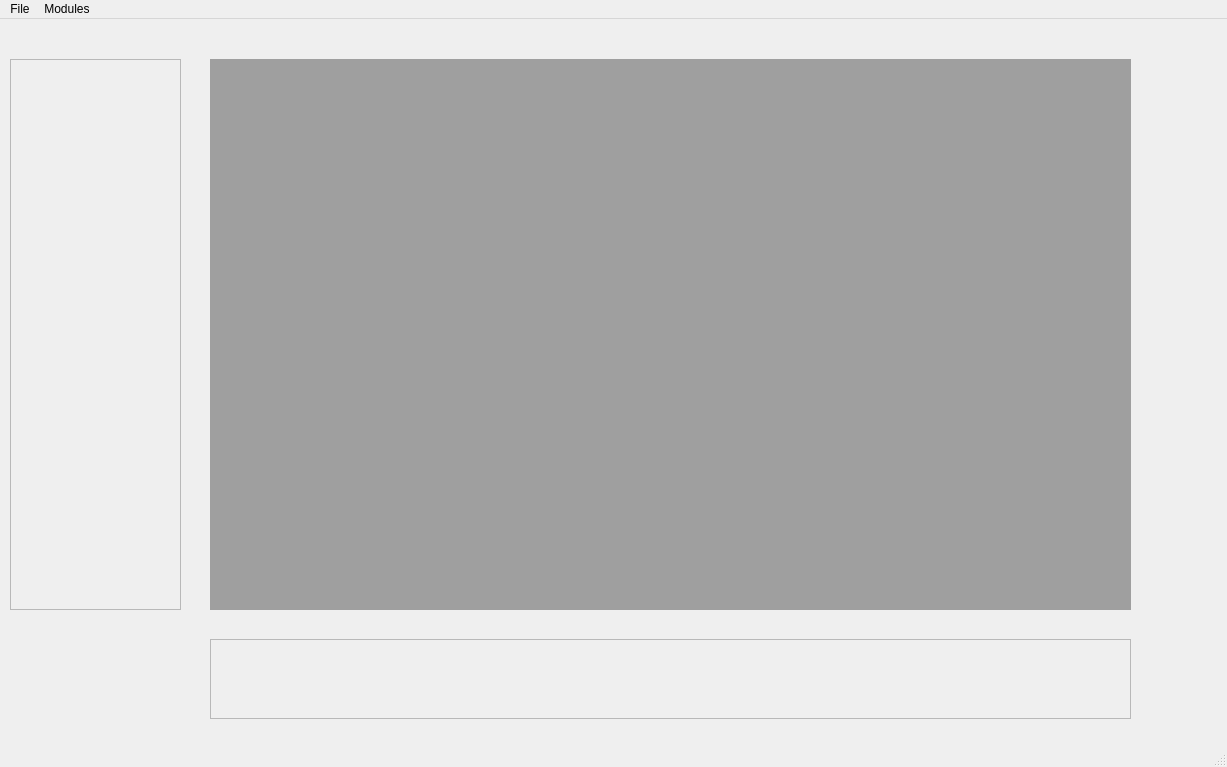
Old version of the form src/gui/main.ui in the repository ocuadrosl/HistopathologicalCharacterization.
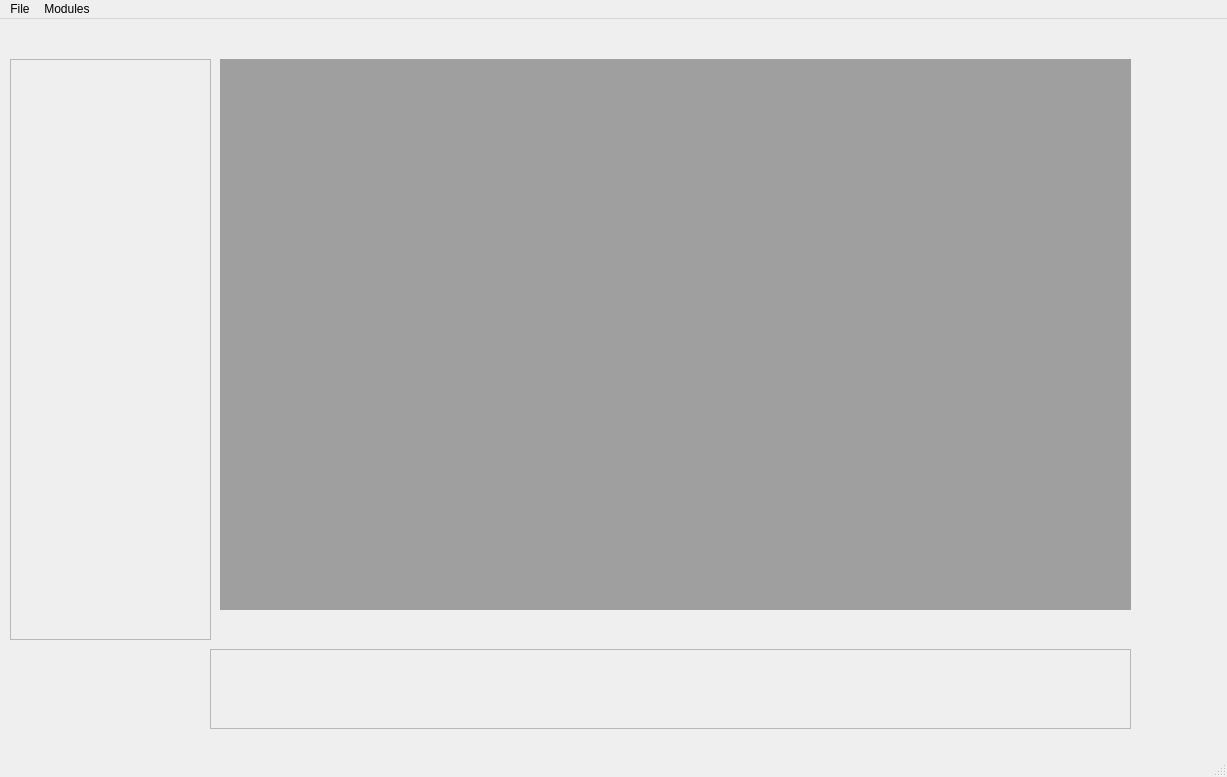
New version of the form.

Diff of the .ui file:
```diff
--- a/src/gui/main.ui
+++ b/src/gui/main.ui
@@ -7,7 +7,7 @@
     <x>0</x>
     <y>0</y>
     <width>1227</width>
-    <height>767</height>
+    <height>777</height>
    </rect>
   </property>
   <property name="windowTitle">
@@ -17,9 +17,9 @@
    <widget class="QMdiArea" name="mdiArea">
     <property name="geometry">
      <rect>
-      <x>210</x>
+      <x>220</x>
       <y>40</y>
-      <width>921</width>
+      <width>911</width>
       <height>551</height>
      </rect>
     </property>
@@ -29,8 +29,8 @@
      <rect>
       <x>10</x>
       <y>40</y>
-      <width>171</width>
-      <height>551</height>
+      <width>201</width>
+      <height>581</height>
      </rect>
     </property>
     <property name="widgetResizable">
@@ -41,8 +41,8 @@
       <rect>
        <x>0</x>
        <y>0</y>
-       <width>169</width>
-       <height>549</height>
+       <width>199</width>
+       <height>579</height>
       </rect>
      </property>
     </widget>
@@ -51,7 +51,7 @@
     <property name="geometry">
      <rect>
       <x>210</x>
-      <y>620</y>
+      <y>630</y>
       <width>921</width>
       <height>80</height>
      </rect>
```
